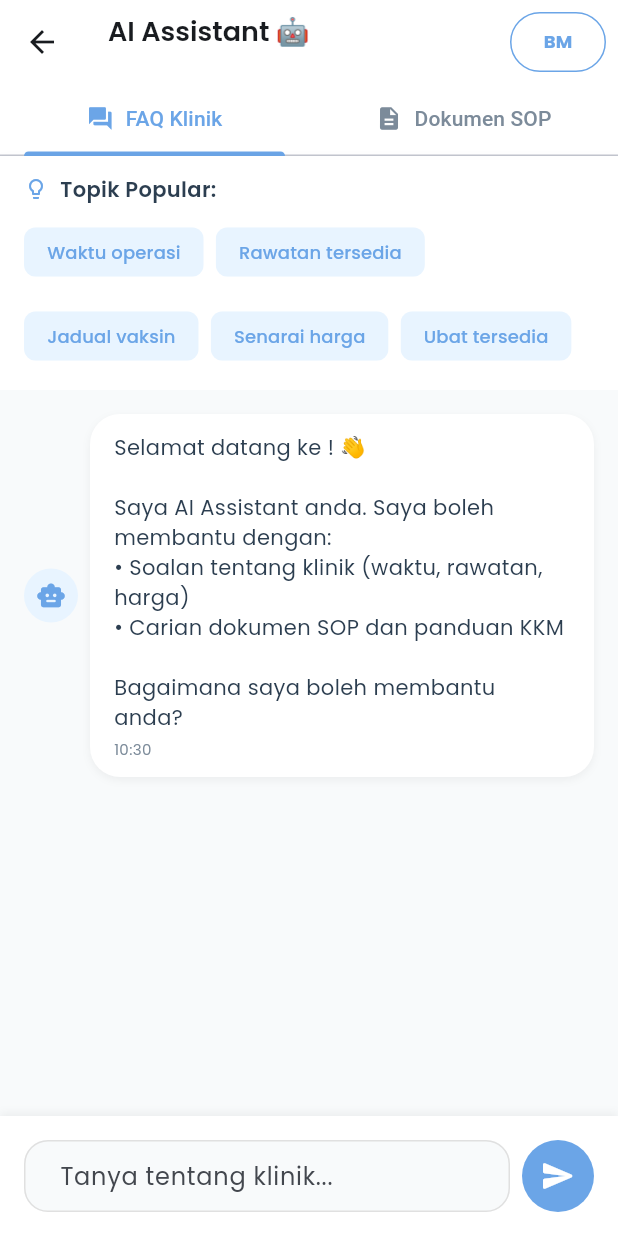
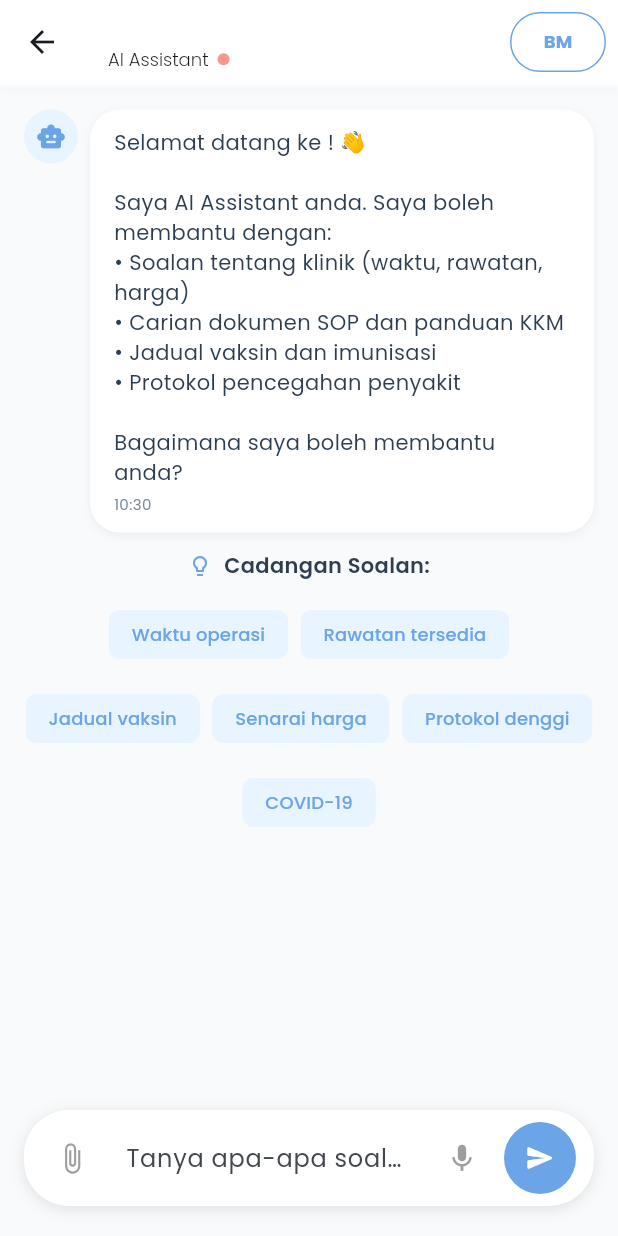
Before and after one commit to jocelyngan2005/mediflow, a Flutter app: the AIAssistantScreen screen opened directly with empty values, on a phone screen of 412 x 824 dp. Run offline on Flutter 3.47's test engine with Material 3 defaults, Android fonts, the phone set to English and light mode, and no system bars; our stand-ins replace google_fonts.

Commit message:
Updated AI Screen

```diff
--- a/lib/screens/ai_assistant_screen.dart
+++ b/lib/screens/ai_assistant_screen.dart
@@ -11,98 +11,60 @@ class AIAssistantScreen extends StatefulWidget {
   State<AIAssistantScreen> createState() => _AIAssistantScreenState();
 }
 
-class _AIAssistantScreenState extends State<AIAssistantScreen> with SingleTickerProviderStateMixin {
+class _AIAssistantScreenState extends State<AIAssistantScreen> with TickerProviderStateMixin {
   final TextEditingController _messageController = TextEditingController();
   final ScrollController _scrollController = ScrollController();
   final List<ChatMessage> _messages = [];
   bool _isTyping = false;
   String _currentLanguage = 'BM'; // BM or EN
-  late TabController _tabController;
-  int _currentTab = 0; // 0 = FAQ, 1 = SOP/Documents
+  bool _isConnected = false;
+  bool _hasUserSentMessage = false;
+  late AnimationController _dotAnimationController;
 
-  // FAQ quick chips
-  final List<String> _faqChipsBM = [
+  // Quick suggestion chips
+  final List<String> _quickChipsBM = [
     'Waktu operasi',
     'Rawatan tersedia',
     'Jadual vaksin',
     'Senarai harga',
-    'Ubat tersedia',
+    'Protokol denggi',
+    'COVID-19',
   ];
 
-  final List<String> _faqChipsEN = [
+  final List<String> _quickChipsEN = [
     'Operating hours',
     'Available treatments',
     'Vaccine schedule',
     'Price list',
-    'Available medications',
-  ];
-
-  // Document quick chips
-  final List<String> _docChipsBM = [
-    'Jadual imunisasi',
-    'Panduan vaksin',
-    'Protokol denggi',
-    'SOP influenza',
+    'Dengue protocol',
     'COVID-19',
   ];
 
-  final List<String> _docChipsEN = [
-    'Immunisation schedule',
-    'Vaccine guidelines',
-    'Dengue protocol',
-    'Influenza SOP',
-    'COVID-19',
-  ];
-
-  // Available documents
-  final List<DocumentSource> _availableDocuments = [
-    DocumentSource(
-      title: 'Immunisation Schedule (BM)',
-      type: 'KKM Circular',
-      icon: Icons.vaccines,
-      color: AppTheme.primaryBlue,
-    ),
-    DocumentSource(
-      title: 'Child Vaccination Guidelines',
-      type: 'Clinic SOP',
-      icon: Icons.child_care,
-      color: AppTheme.softGreen,
-    ),
-    DocumentSource(
-      title: 'Dengue Prevention Protocol',
-      type: 'KKM Circular',
-      icon: Icons.bug_report,
-      color: AppTheme.softRed,
-    ),
-    DocumentSource(
-      title: 'Influenza Treatment Guidelines',
-      type: 'Clinic SOP',
-      icon: Icons.sick,
-      color: AppTheme.softOrange,
-    ),
-    DocumentSource(
-      title: 'COVID-19 Testing Protocol',
-      type: 'KKM Circular',
-      icon: Icons.coronavirus,
-      color: AppTheme.softPeach,
-    ),
-  ];
 
   @override
   void initState() {
     super.initState();
-    _tabController = TabController(length: 2, vsync: this);
-    _tabController.addListener(() {
+
+    // Initialize animation controller for blinking dot
+    _dotAnimationController = AnimationController(
+      vsync: this,
+      duration: const Duration(milliseconds: 800),
+    )..repeat(reverse: true);
+
+    // Simulate connection: red for 3 seconds, then green
+    Future.delayed(const Duration(seconds: 3), () {
+      if (mounted) {
         setState(() {
-        _currentTab = _tabController.index;
+          _isConnected = true;
         });
+      }
     });
 
     // Welcome message
     _messages.add(ChatMessage(
       text: _currentLanguage == 'BM'
-          ? 'Selamat datang ke ${widget.clinic.name}! 👋\n\nSaya AI Assistant anda. Saya boleh membantu dengan:\n• Soalan tentang klinik (waktu, rawatan, harga)\n• Carian dokumen SOP dan panduan KKM\n\nBagaimana saya boleh membantu anda?'
-          : 'Welcome to ${widget.clinic.name}! 👋\n\nI\'m your AI Assistant. I can help with:\n• Clinic inquiries (hours, treatments, pricing)\n• SOP documents and KKM guidelines search\n\nHow can I help you today?',
+          ? 'Selamat datang ke ${widget.clinic.name}! 👋\n\nSaya AI Assistant anda. Saya boleh membantu dengan:\n• Soalan tentang klinik (waktu, rawatan, harga)\n• Carian dokumen SOP dan panduan KKM\n• Jadual vaksin dan imunisasi\n• Protokol pencegahan penyakit\n\nBagaimana saya boleh membantu anda?'
+          : 'Welcome to ${widget.clinic.name}! 👋\n\nI\'m your AI Assistant. I can help with:\n• Clinic inquiries (hours, treatments, pricing)\n• SOP documents and KKM guidelines\n• Vaccine and immunisation schedules\n• Disease prevention protocols\n\nHow can I help you today?',
       isUser: false,
       timestamp: DateTime.now(),
     ));
@@ -112,7 +74,7 @@ class _AIAssistantScreenState extends State<AIAssistantScreen> with SingleTicker
   void dispose() {
     _messageController.dispose();
     _scrollController.dispose();
-    _tabController.dispose();
+    _dotAnimationController.dispose();
     super.dispose();
   }
 
@@ -126,6 +88,7 @@ class _AIAssistantScreenState extends State<AIAssistantScreen> with SingleTicker
         timestamp: DateTime.now(),
       ));
       _isTyping = true;
+      _hasUserSentMessage = true; // Hide suggestions after first message
     });
 
     _messageController.clear();
@@ -238,12 +201,73 @@ class _AIAssistantScreenState extends State<AIAssistantScreen> with SingleTicker
     _scrollToBottom();
   }
 
-  List<String> _getCurrentChips() {
-    if (_currentTab == 0) {
-      return _currentLanguage == 'BM' ? _faqChipsBM : _faqChipsEN;
-    } else {
-      return _currentLanguage == 'BM' ? _docChipsBM : _docChipsEN;
+  Widget _buildStatusDot() {
+    return AnimatedBuilder(
+      animation: _dotAnimationController,
+      builder: (context, child) {
+        return Opacity(
+          opacity: 0.3 + (_dotAnimationController.value * 0.7),
+          child: Container(
+            width: 8,
+            height: 8,
+            decoration: BoxDecoration(
+              color: _isConnected ? Colors.green : Colors.red,
+              shape: BoxShape.circle,
+            ),
+          ),
+        );
+      },
+    );
   }
+
+  Widget _buildQuickSuggestions() {
+    return Padding(
+      padding: const EdgeInsets.only(bottom: 16),
+      child: Column(
+        crossAxisAlignment: CrossAxisAlignment.center,
+        children: [
+          Row(
+            mainAxisAlignment: MainAxisAlignment.center,
+            children: [
+              const Icon(
+                Icons.lightbulb_outline,
+                size: 16,
+                color: AppTheme.primaryBlue,
+              ),
+              const SizedBox(width: 8),
+              Text(
+                _currentLanguage == 'BM' ? 'Cadangan Soalan:' : 'Quick Suggestions:',
+                style: Theme.of(context).textTheme.bodyMedium?.copyWith(
+                      fontWeight: FontWeight.w600,
+                      color: AppTheme.darkText,
+                    ),
+              ),
+            ],
+          ),
+          const SizedBox(height: 12),
+          Center(
+            child: Wrap(
+              alignment: WrapAlignment.center,
+              spacing: 8,
+              runSpacing: 8,
+              children: (_currentLanguage == 'BM' ? _quickChipsBM : _quickChipsEN)
+                  .map((chip) => ActionChip(
+                        label: Text(chip),
+                        onPressed: () => _sendMessage(chip),
+                        backgroundColor: AppTheme.lightBlue,
+                        labelStyle: const TextStyle(
+                          color: AppTheme.primaryBlue,
+                          fontSize: 12,
+                          fontWeight: FontWeight.w500,
+                        ),
+                        side: BorderSide.none,
+                      ))
+                  .toList(),
+            ),
+          ),
+        ],
+      ),
+    );
   }
 
   @override
@@ -253,15 +277,39 @@ class _AIAssistantScreenState extends State<AIAssistantScreen> with SingleTicker
         title: Column(
           crossAxisAlignment: CrossAxisAlignment.start,
           children: [
-            const Text('AI Assistant 🤖', style: TextStyle(fontSize: 18)),
+            Text(widget.clinic.name, style: const TextStyle(fontSize: 18)),
+            Row(
+              children: [
                 Text(
-              widget.clinic.name,
-              style: const TextStyle(fontSize: 12, fontWeight: FontWeight.normal),
+                  'AI Assistant',
+                  style: const TextStyle(fontSize: 12, fontWeight: FontWeight.w300),
+                ),
+                const SizedBox(width: 6),
+                _buildStatusDot(),
+              ],
             ),
           ],
         ),
         backgroundColor: Colors.white,
         elevation: 0,
+        scrolledUnderElevation: 0,
+        shadowColor: Colors.black.withOpacity(0.1),
+        surfaceTintColor: Colors.transparent,
+        bottom: PreferredSize(
+          preferredSize: const Size.fromHeight(1),
+          child: Container(
+            height: 1,
+            decoration: BoxDecoration(
+              boxShadow: [
+                BoxShadow(
+                  color: Colors.black.withOpacity(0.08),
+                  blurRadius: 4,
+                  offset: const Offset(0, 2),
+                ),
+              ],
+            ),
+          ),
+        ),
         actions: [
           Container(
             margin: const EdgeInsets.symmetric(vertical: 8, horizontal: 8),
@@ -287,115 +335,6 @@ class _AIAssistantScreenState extends State<AIAssistantScreen> with SingleTicker
       ),
       body: Column(
         children: [
-          // Mode Tabs
-          Container(
-            decoration: BoxDecoration(
-              color: Colors.white,
-              boxShadow: [
-                BoxShadow(
-                  color: Colors.black.withOpacity(0.05),
-                  blurRadius: 4,
-                  offset: const Offset(0, 2),
-                ),
-              ],
-            ),
-            child: TabBar(
-              controller: _tabController,
-              labelColor: AppTheme.primaryBlue,
-              unselectedLabelColor: AppTheme.greyText,
-              indicatorColor: AppTheme.primaryBlue,
-              tabs: [
-                Tab(
-                  child: Row(
-                    mainAxisAlignment: MainAxisAlignment.center,
-                    children: [
-                      const Icon(Icons.question_answer, size: 18),
-                      const SizedBox(width: 8),
-                      Text(_currentLanguage == 'BM' ? 'FAQ Klinik' : 'Clinic FAQ'),
-                    ],
-                  ),
-                ),
-                Tab(
-                  child: Row(
-                    mainAxisAlignment: MainAxisAlignment.center,
-                    children: [
-                      const Icon(Icons.description, size: 18),
-                      const SizedBox(width: 8),
-                      Text(_currentLanguage == 'BM' ? 'Dokumen SOP' : 'SOP Docs'),
-                    ],
-                  ),
-                ),
-              ],
-            ),
-          ),
-
-          // Quick Chips
-          Container(
-            padding: const EdgeInsets.symmetric(horizontal: 16, vertical: 12),
-            decoration: BoxDecoration(
-              color: Colors.white,
-              boxShadow: [
-                BoxShadow(
-                  color: Colors.black.withOpacity(0.05),
-                  blurRadius: 4,
-                  offset: const Offset(0, 2),
-                ),
-              ],
-            ),
-            child: Column(
-              crossAxisAlignment: CrossAxisAlignment.start,
-              children: [
-                Row(
-                  children: [
-                    Icon(
-                      _currentTab == 0 ? Icons.lightbulb_outline : Icons.folder_open,
-                      size: 16,
-                      color: AppTheme.primaryBlue,
-                    ),
-                    const SizedBox(width: 8),
-                    Text(
-                      _currentTab == 0
-                          ? (_currentLanguage == 'BM' ? 'Topik Popular:' : 'Popular Topics:')
-                          : (_currentLanguage == 'BM' ? 'Dokumen Popular:' : 'Popular Documents:'),
-                      style: Theme.of(context).textTheme.bodyMedium?.copyWith(
-                            fontWeight: FontWeight.w600,
-                            color: AppTheme.darkText,
-                          ),
-                    ),
-                  ],
-                ),
-                const SizedBox(height: 8),
-                Wrap(
-                  spacing: 8,
-                  runSpacing: 8,
-                  children: _getCurrentChips()
-                      .map((chip) => ActionChip(
-                            label: Text(chip),
-                            onPressed: () => _sendMessage(chip),
-                            backgroundColor: _currentTab == 0
-                                ? AppTheme.lightBlue
-                                : AppTheme.lightOrange,
-                            labelStyle: TextStyle(
-                              color: _currentTab == 0
-                                  ? AppTheme.primaryBlue
-                                  : AppTheme.softOrange,
-                              fontSize: 12,
-                              fontWeight: FontWeight.w500,
-                            ),
-                            side: BorderSide.none,
-                          ))
-                      .toList(),
-                ),
-              ],
-            ),
-          ),
-
-          // Show document library when in SOP tab and no messages
-          if (_currentTab == 1 && _messages.length <= 1)
-            Expanded(
-              child: _buildDocumentLibrary(),
-            )
-          else
           // Chat Messages
           Expanded(
             child: Container(
@@ -403,12 +342,24 @@ class _AIAssistantScreenState extends State<AIAssistantScreen> with SingleTicker
               child: ListView.builder(
                 controller: _scrollController,
                 padding: const EdgeInsets.all(16),
-                  itemCount: _messages.length + (_isTyping ? 1 : 0),
+                itemCount: _messages.length + (_isTyping ? 1 : 0) + (!_hasUserSentMessage ? 1 : 0),
                 itemBuilder: (context, index) {
+                  // Show all messages first
+                  if (index < _messages.length) {
+                    return _buildMessageBubble(_messages[index]);
+                  }
+
+                  // After all messages, show typing indicator if typing
                   if (_isTyping && index == _messages.length) {
                     return _buildTypingIndicator();
                   }
-                    return _buildMessageBubble(_messages[index]);
+
+                  // After typing indicator (or messages if not typing), show suggestions if user hasn't sent a message
+                  if (!_hasUserSentMessage && index == _messages.length + (_isTyping ? 1 : 0)) {
+                    return _buildQuickSuggestions();
+                  }
+
+                  return const SizedBox.shrink();
                 },
               ),
             ),
@@ -416,39 +367,50 @@ class _AIAssistantScreenState extends State<AIAssistantScreen> with SingleTicker
 
           // Message Input
           Container(
-            padding: const EdgeInsets.all(16),
+            padding: const EdgeInsets.symmetric(horizontal: 16, vertical: 12),
+            child: SafeArea(
+              child: Container(
+                margin: const EdgeInsets.only(bottom: 8),
+                padding: const EdgeInsets.symmetric(horizontal: 8, vertical: 8),
                 decoration: BoxDecoration(
                   color: Colors.white,
+                  borderRadius: BorderRadius.circular(30),
                   boxShadow: [
                     BoxShadow(
-                  color: Colors.black.withOpacity(0.05),
-                  blurRadius: 4,
-                  offset: const Offset(0, -2),
+                      color: Colors.black.withOpacity(0.1),
+                      blurRadius: 8,
+                      offset: const Offset(0, 2),
                     ),
                   ],
                 ),
-            child: SafeArea(
                 child: Row(
                   children: [
+                    // Paperclip icon
+                    IconButton(
+                      icon: const Icon(
+                        Icons.attach_file,
+                        color: Colors.grey,
+                        size: 22,
+                      ),
+                      onPressed: () {
+                        // TODO: Handle file attachment
+                      },
+                    ),
+                    // Text input
                     Expanded(
                       child: TextField(
                         controller: _messageController,
                         decoration: InputDecoration(
-                        hintText: _currentTab == 0
-                            ? (_currentLanguage == 'BM'
-                                ? 'Tanya tentang klinik...'
-                                : 'Ask about clinic...')
-                            : (_currentLanguage == 'BM'
-                                ? 'Cari dalam dokumen...'
-                                : 'Search in documents...'),
-                        border: OutlineInputBorder(
-                          borderRadius: BorderRadius.circular(24),
-                          borderSide: BorderSide.none,
-                        ),
-                        filled: true,
-                        fillColor: AppTheme.background,
+                          hintText: _currentLanguage == 'BM'
+                              ? 'Tanya apa-apa soalan...'
+                              : 'Ask any question...',
+                          border: InputBorder.none,
+                          enabledBorder: InputBorder.none,
+                          focusedBorder: InputBorder.none,
+                          errorBorder: InputBorder.none,
+                          disabledBorder: InputBorder.none,
                           contentPadding: const EdgeInsets.symmetric(
-                          horizontal: 20,
+                            horizontal: 8,
                             vertical: 12,
                           ),
                         ),
@@ -456,18 +418,34 @@ class _AIAssistantScreenState extends State<AIAssistantScreen> with SingleTicker
                         onSubmitted: _sendMessage,
                       ),
                     ),
-                  const SizedBox(width: 8),
+                    // Mic icon
+                    IconButton(
+                      icon: const Icon(
+                        Icons.mic,
+                        color: Colors.grey,
+                        size: 22,
+                      ),
+                      onPressed: () {
+                        // TODO: Handle voice input
+                      },
+                    ),
+                    const SizedBox(width: 4),
+                    // Send button
                     Container(
-                    decoration: BoxDecoration(
-                      color: _currentTab == 0 ? AppTheme.primaryBlue : AppTheme.softOrange,
+                      margin: const EdgeInsets.only(right: 4),
+                      decoration: const BoxDecoration(
+                        color: AppTheme.primaryBlue,
                         shape: BoxShape.circle,
                       ),
                       child: IconButton(
-                      icon: const Icon(Icons.send_rounded, color: Colors.white),
+                        icon: const Icon(Icons.send_rounded, color: Colors.white, size: 20),
                         onPressed: () => _sendMessage(_messageController.text),
+                        padding: const EdgeInsets.all(8),
+                        constraints: const BoxConstraints(),
                       ),
                     ),
                   ],
+                ),
               ),
             ),
           ),
@@ -476,84 +454,33 @@ class _AIAssistantScreenState extends State<AIAssistantScreen> with SingleTicker
     );
   }
 
-  Widget _buildDocumentLibrary() {
-    return SingleChildScrollView(
-      padding: const EdgeInsets.all(20),
-      child: Column(
-        crossAxisAlignment: CrossAxisAlignment.start,
-        children: [
-          Text(
-            _currentLanguage == 'BM' ? 'Dokumen Tersedia' : 'Available Documents',
-            style: Theme.of(context).textTheme.headlineMedium,
+  Widget _buildMessageBubble(ChatMessage message) {
+    // System messages (like language switch) are displayed as centered text
+    if (message.isSystem) {
+      return Padding(
+        padding: const EdgeInsets.only(bottom: 16, top: 8),
+        child: Center(
+          child: Text(
+            message.text,
+            style: TextStyle(
+              color: AppTheme.greyText,
+              fontSize: 12,
+              fontStyle: FontStyle.italic,
             ),
-          const SizedBox(height: 8),
-          Text(
-            _currentLanguage == 'BM'
-                ? 'Pilih dokumen atau tanya soalan'
-                : 'Select a document or ask a question',
-            style: Theme.of(context).textTheme.bodyMedium,
           ),
-          const SizedBox(height: 20),
-          ...(_availableDocuments.map((doc) => _buildDocumentCard(doc))),
-        ],
         ),
       );
     }
 
-  Widget _buildDocumentCard(DocumentSource doc) {
-    return Container(
-      margin: const EdgeInsets.only(bottom: 12),
-      decoration: BoxDecoration(
-        color: Colors.white,
-        borderRadius: BorderRadius.circular(16),
-        boxShadow: [
-          BoxShadow(
-            color: Colors.black.withOpacity(0.05),
-            blurRadius: 4,
-            offset: const Offset(0, 2),
-          ),
-        ],
-      ),
-      child: ListTile(
-        contentPadding: const EdgeInsets.all(16),
-        leading: Container(
-          padding: const EdgeInsets.all(12),
-          decoration: BoxDecoration(
-            color: doc.color.withOpacity(0.1),
-            borderRadius: BorderRadius.circular(12),
-          ),
-          child: Icon(doc.icon, color: doc.color, size: 28),
-        ),
-        title: Text(
-          doc.title,
-          style: const TextStyle(
-            fontWeight: FontWeight.w600,
-            fontSize: 15,
-          ),
-        ),
-        subtitle: Text(
-          doc.type,
-          style: const TextStyle(
-            color: AppTheme.greyText,
-            fontSize: 12,
-          ),
-        ),
-        trailing: const Icon(Icons.arrow_forward_ios, size: 16),
-        onTap: () {
-          _sendMessage(doc.title);
-        },
-      ),
-    );
-  }
-
-  Widget _buildMessageBubble(ChatMessage message) {
+    // Regular message bubbles
     return Padding(
       padding: const EdgeInsets.only(bottom: 12),
       child: Row(
+        crossAxisAlignment: CrossAxisAlignment.start,
         mainAxisAlignment:
             message.isUser ? MainAxisAlignment.end : MainAxisAlignment.start,
         children: [
-          if (!message.isUser && !message.isSystem)
+          if (!message.isUser)
             Container(
               margin: const EdgeInsets.only(right: 8),
               padding: const EdgeInsets.all(8),
@@ -571,15 +498,11 @@ class _AIAssistantScreenState extends State<AIAssistantScreen> with SingleTicker
             child: Container(
               padding: const EdgeInsets.symmetric(horizontal: 16, vertical: 12),
               decoration: BoxDecoration(
-                color: message.isSystem
-                    ? AppTheme.lightGreen
-                    : message.isUser
+                color: message.isUser
                     ? AppTheme.primaryBlue
                     : Colors.white,
                 borderRadius: BorderRadius.circular(20),
-                boxShadow: message.isSystem
-                    ? []
-                    : [
+                boxShadow: [
                   BoxShadow(
                     color: Colors.black.withOpacity(0.05),
                     blurRadius: 4,
@@ -724,17 +647,3 @@ class ChatMessage {
     this.sourceDocument,
   });
 }
-
-class DocumentSource {
-  final String title;
-  final String type;
-  final IconData icon;
-  final Color color;
-
-  DocumentSource({
-    required this.title,
-    required this.type,
-    required this.icon,
-    required this.color,
-  });
-}
```
Lines whose indentation alone changed are shown as unchanged.
